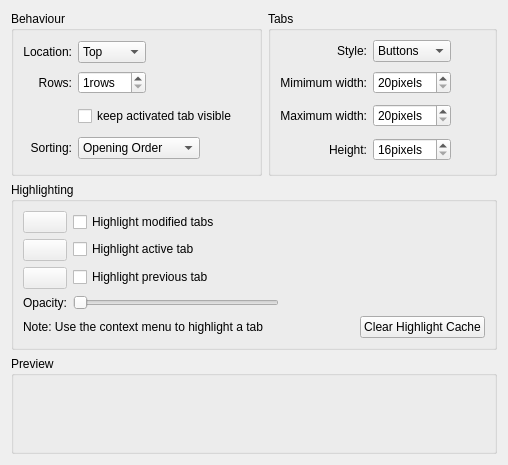
Qt form kate/plugins/tabbarextension/tabbarconfigwidget.ui (KDE/kate) before a commit.
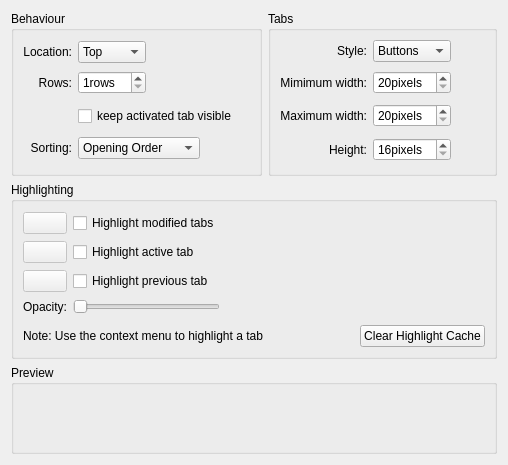
The same form after that commit. Custom widgets are drawn as their Qt base class.

Commit message: better layout

What changed in the file:
```diff
--- a/kate/plugins/tabbarextension/tabbarconfigwidget.ui
+++ b/kate/plugins/tabbarextension/tabbarconfigwidget.ui
@@ -9,7 +9,7 @@
     <height>465</height>
    </rect>
   </property>
-  <layout class="QGridLayout" name="gridLayout_5" >
+  <layout class="QGridLayout" name="gridLayout_4" >
    <item row="0" column="0" >
     <widget class="QGroupBox" name="gbBehaviour" >
      <property name="title" >
@@ -289,37 +289,33 @@
      <property name="title" >
       <string>Highlighting</string>
      </property>
-     <layout class="QGridLayout" name="gridLayout_4" >
-      <item row="0" column="0" >
-       <widget class="KColorButton" name="colModified" >
-        <property name="enabled" >
-         <bool>false</bool>
-        </property>
-       </widget>
-      </item>
-      <item rowspan="3" row="0" column="1" >
+     <layout class="QVBoxLayout" name="verticalLayout" >
+      <item>
+       <layout class="QHBoxLayout" name="horizontalLayout_3" >
+        <item>
        <layout class="QGridLayout" name="gridLayout_3" >
         <item row="0" column="0" >
+           <widget class="KColorButton" name="colModified" >
+            <property name="enabled" >
+             <bool>false</bool>
+            </property>
+           </widget>
+          </item>
+          <item row="0" column="1" >
          <widget class="QCheckBox" name="chkModified" >
           <property name="text" >
            <string>Highlight modified tabs</string>
           </property>
          </widget>
         </item>
-        <item rowspan="3" row="0" column="1" >
-         <spacer name="horizontalSpacer_5" >
-          <property name="orientation" >
-           <enum>Qt::Horizontal</enum>
-          </property>
-          <property name="sizeHint" stdset="0" >
-           <size>
-            <width>0</width>
-            <height>78</height>
-           </size>
-          </property>
-         </spacer>
-        </item>
         <item row="1" column="0" >
+           <widget class="KColorButton" name="colActive" >
+            <property name="enabled" >
+             <bool>false</bool>
+            </property>
+           </widget>
+          </item>
+          <item row="1" column="1" >
          <widget class="QCheckBox" name="chkActive" >
           <property name="text" >
            <string>Highlight active tab</string>
@@ -327,28 +323,19 @@
          </widget>
         </item>
         <item row="2" column="0" >
+           <widget class="KColorButton" name="colPrevious" >
+            <property name="enabled" >
+             <bool>false</bool>
+            </property>
+           </widget>
+          </item>
+          <item row="2" column="1" >
          <widget class="QCheckBox" name="chkPrevious" >
           <property name="text" >
            <string>Highlight previous tab</string>
           </property>
          </widget>
         </item>
-       </layout>
-      </item>
-      <item row="1" column="0" >
-       <widget class="KColorButton" name="colActive" >
-        <property name="enabled" >
-         <bool>false</bool>
-        </property>
-       </widget>
-      </item>
-      <item row="2" column="0" >
-       <widget class="KColorButton" name="colPrevious" >
-        <property name="enabled" >
-         <bool>false</bool>
-        </property>
-       </widget>
-      </item>
       <item row="3" column="0" >
        <widget class="QLabel" name="lblOpacity" >
         <property name="text" >
@@ -359,7 +346,40 @@
         </property>
        </widget>
       </item>
-      <item row="4" column="0" colspan="2" >
+          <item row="3" column="1" >
+           <widget class="QSlider" name="slOpacity" >
+            <property name="sizePolicy" >
+             <sizepolicy vsizetype="Fixed" hsizetype="Minimum" >
+              <horstretch>0</horstretch>
+              <verstretch>0</verstretch>
+             </sizepolicy>
+            </property>
+            <property name="maximum" >
+             <number>100</number>
+            </property>
+            <property name="orientation" >
+             <enum>Qt::Horizontal</enum>
+            </property>
+           </widget>
+          </item>
+         </layout>
+        </item>
+        <item>
+         <spacer name="horizontalSpacer_5" >
+          <property name="orientation" >
+           <enum>Qt::Horizontal</enum>
+          </property>
+          <property name="sizeHint" stdset="0" >
+           <size>
+            <width>241</width>
+            <height>108</height>
+           </size>
+          </property>
+         </spacer>
+        </item>
+       </layout>
+      </item>
+      <item>
        <layout class="QHBoxLayout" name="horizontalLayout_4" >
         <item>
          <widget class="QLabel" name="lblNote" >
@@ -393,33 +413,6 @@
         </item>
        </layout>
       </item>
-      <item row="3" column="1" >
-       <layout class="QHBoxLayout" name="horizontalLayout_3" >
-        <item>
-         <widget class="QSlider" name="slOpacity" >
-          <property name="maximum" >
-           <number>100</number>
-          </property>
-          <property name="orientation" >
-           <enum>Qt::Horizontal</enum>
-          </property>
-         </widget>
-        </item>
-        <item>
-         <spacer name="horizontalSpacer_6" >
-          <property name="orientation" >
-           <enum>Qt::Horizontal</enum>
-          </property>
-          <property name="sizeHint" stdset="0" >
-           <size>
-            <width>0</width>
-            <height>13</height>
-           </size>
-          </property>
-         </spacer>
-        </item>
-       </layout>
-      </item>
      </layout>
     </widget>
    </item>
```
Lines whose indentation alone changed are shown as unchanged.
